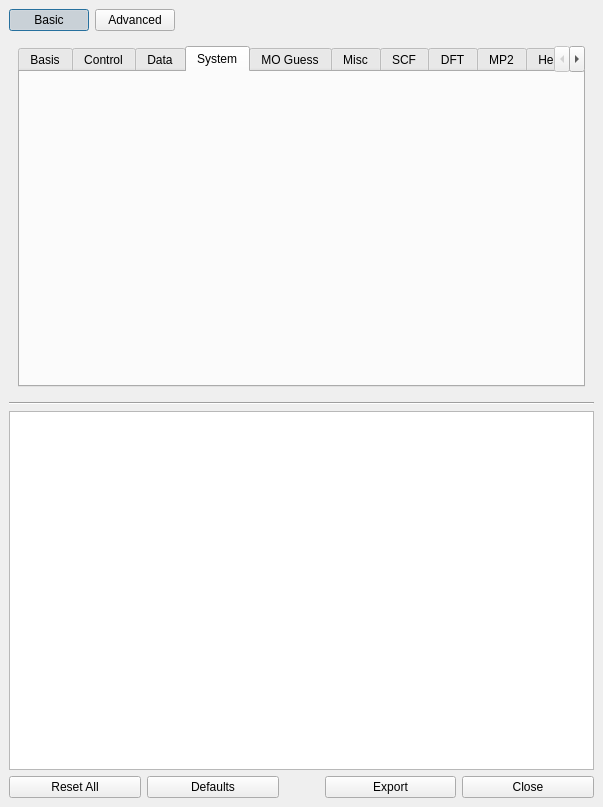
Before: the Qt Designer form avogadro/src/plugins/gamessinputbuilder.ui in cryos/avogadro, drawn with Qt 5.
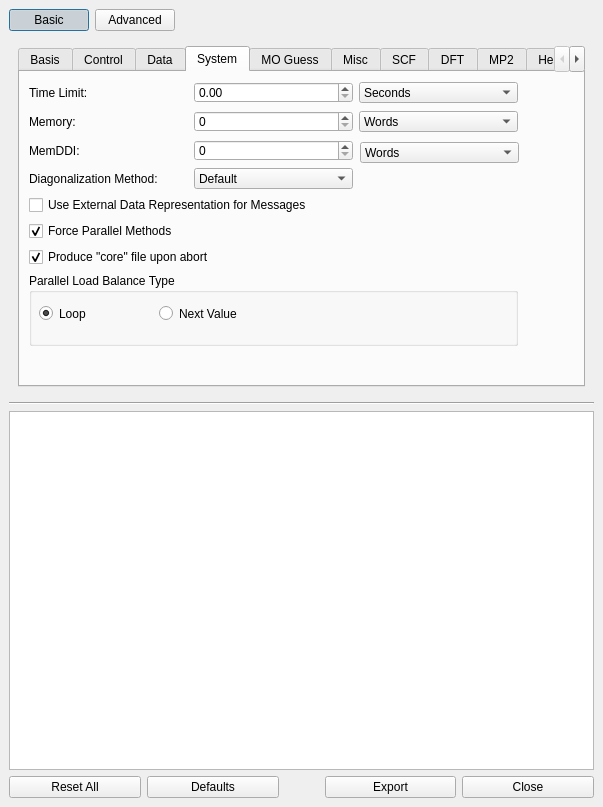
After: the same form once the commit is applied. The open tabs and pages were chosen to show the change.

Commit message: Muhu, a big step, another 500 lines of diff :-) I added default values, added some new widgets, improved layout...

Diff of the .ui file:
```diff
--- a/avogadro/src/plugins/gamessinputbuilder.ui
+++ b/avogadro/src/plugins/gamessinputbuilder.ui
@@ -834,6 +834,310 @@
           <attribute name="title" >
            <string>System</string>
           </attribute>
+          <widget class="QGroupBox" name="groupBox_6" >
+           <property name="geometry" >
+            <rect>
+             <x>9</x>
+             <y>201</y>
+             <width>489</width>
+             <height>73</height>
+            </rect>
+           </property>
+           <property name="title" >
+            <string>Parallel Load Balance Type</string>
+           </property>
+           <widget class="QRadioButton" name="radioButton_13" >
+            <property name="geometry" >
+             <rect>
+              <x>130</x>
+              <y>30</y>
+              <width>82</width>
+              <height>21</height>
+             </rect>
+            </property>
+            <property name="text" >
+             <string>Next Value</string>
+            </property>
+           </widget>
+           <widget class="QRadioButton" name="radioButton_12" >
+            <property name="geometry" >
+             <rect>
+              <x>10</x>
+              <y>30</y>
+              <width>82</width>
+              <height>21</height>
+             </rect>
+            </property>
+            <property name="text" >
+             <string>Loop</string>
+            </property>
+            <property name="checked" >
+             <bool>true</bool>
+            </property>
+           </widget>
+          </widget>
+          <widget class="QCheckBox" name="checkBox_22" >
+           <property name="geometry" >
+            <rect>
+             <x>9</x>
+             <y>175</y>
+             <width>324</width>
+             <height>20</height>
+            </rect>
+           </property>
+           <property name="text" >
+            <string>Produce "core" file upon abort</string>
+           </property>
+           <property name="checked" >
+            <bool>true</bool>
+           </property>
+          </widget>
+          <widget class="QCheckBox" name="checkBox_23" >
+           <property name="geometry" >
+            <rect>
+             <x>9</x>
+             <y>149</y>
+             <width>324</width>
+             <height>20</height>
+            </rect>
+           </property>
+           <property name="text" >
+            <string>Force Parallel Methods</string>
+           </property>
+           <property name="checked" >
+            <bool>true</bool>
+           </property>
+          </widget>
+          <widget class="QComboBox" name="comboBox_21" >
+           <property name="geometry" >
+            <rect>
+             <x>339</x>
+             <y>10</y>
+             <width>159</width>
+             <height>21</height>
+            </rect>
+           </property>
+           <item>
+            <property name="text" >
+             <string>Seconds</string>
+            </property>
+           </item>
+           <item>
+            <property name="text" >
+             <string>Minutes</string>
+            </property>
+           </item>
+           <item>
+            <property name="text" >
+             <string>Hours</string>
+            </property>
+           </item>
+           <item>
+            <property name="text" >
+             <string>Days</string>
+            </property>
+           </item>
+           <item>
+            <property name="text" >
+             <string>Weeks</string>
+            </property>
+           </item>
+           <item>
+            <property name="text" >
+             <string>Years</string>
+            </property>
+           </item>
+           <item>
+            <property name="text" >
+             <string>Millenia</string>
+            </property>
+           </item>
+          </widget>
+          <widget class="QLabel" name="label_37" >
+           <property name="geometry" >
+            <rect>
+             <x>9</x>
+             <y>38</y>
+             <width>159</width>
+             <height>23</height>
+            </rect>
+           </property>
+           <property name="text" >
+            <string>Memory:</string>
+           </property>
+          </widget>
+          <widget class="QLabel" name="label_36" >
+           <property name="geometry" >
+            <rect>
+             <x>9</x>
+             <y>9</y>
+             <width>159</width>
+             <height>23</height>
+            </rect>
+           </property>
+           <property name="text" >
+            <string>Time Limit:</string>
+           </property>
+          </widget>
+          <widget class="QSpinBox" name="spinBox_6" >
+           <property name="geometry" >
+            <rect>
+             <x>174</x>
+             <y>39</y>
+             <width>159</width>
+             <height>21</height>
+            </rect>
+           </property>
+          </widget>
+          <widget class="QDoubleSpinBox" name="doubleSpinBox_4" >
+           <property name="geometry" >
+            <rect>
+             <x>174</x>
+             <y>10</y>
+             <width>159</width>
+             <height>21</height>
+            </rect>
+           </property>
+          </widget>
+          <widget class="QCheckBox" name="checkBox_24" >
+           <property name="geometry" >
+            <rect>
+             <x>9</x>
+             <y>123</y>
+             <width>489</width>
+             <height>20</height>
+            </rect>
+           </property>
+           <property name="text" >
+            <string>Use External Data Representation for Messages</string>
+           </property>
+          </widget>
+          <widget class="QLabel" name="label_38" >
+           <property name="geometry" >
+            <rect>
+             <x>9</x>
+             <y>67</y>
+             <width>159</width>
+             <height>23</height>
+            </rect>
+           </property>
+           <property name="text" >
+            <string>MemDDI:</string>
+           </property>
+          </widget>
+          <widget class="QLabel" name="label_39" >
+           <property name="geometry" >
+            <rect>
+             <x>9</x>
+             <y>96</y>
+             <width>159</width>
+             <height>21</height>
+            </rect>
+           </property>
+           <property name="text" >
+            <string>Diagonalization Method:</string>
+           </property>
+          </widget>
+          <widget class="QSpinBox" name="spinBox_7" >
+           <property name="geometry" >
+            <rect>
+             <x>174</x>
+             <y>68</y>
+             <width>159</width>
+             <height>21</height>
+            </rect>
+           </property>
+          </widget>
+          <widget class="QComboBox" name="comboBox_22" >
+           <property name="geometry" >
+            <rect>
+             <x>174</x>
+             <y>96</y>
+             <width>159</width>
+             <height>21</height>
+            </rect>
+           </property>
+           <item>
+            <property name="text" >
+             <string>Default</string>
+            </property>
+           </item>
+           <item>
+            <property name="text" >
+             <string>EVVRSP</string>
+            </property>
+           </item>
+           <item>
+            <property name="text" >
+             <string>GIVEIS</string>
+            </property>
+           </item>
+           <item>
+            <property name="text" >
+             <string>JACOBI</string>
+            </property>
+           </item>
+          </widget>
+          <widget class="QComboBox" name="comboBox_23" >
+           <property name="geometry" >
+            <rect>
+             <x>339</x>
+             <y>39</y>
+             <width>159</width>
+             <height>21</height>
+            </rect>
+           </property>
+           <item>
+            <property name="text" >
+             <string>Words</string>
+            </property>
+           </item>
+           <item>
+            <property name="text" >
+             <string>Bytes</string>
+            </property>
+           </item>
+           <item>
+            <property name="text" >
+             <string>MegaWords</string>
+            </property>
+           </item>
+           <item>
+            <property name="text" >
+             <string>MegaBytes</string>
+            </property>
+           </item>
+          </widget>
+          <widget class="QComboBox" name="comboBox_24" >
+           <property name="geometry" >
+            <rect>
+             <x>340</x>
+             <y>70</y>
+             <width>159</width>
+             <height>21</height>
+            </rect>
+           </property>
+           <item>
+            <property name="text" >
+             <string>Words</string>
+            </property>
+           </item>
+           <item>
+            <property name="text" >
+             <string>Bytes</string>
+            </property>
+           </item>
+           <item>
+            <property name="text" >
+             <string>MegaWords</string>
+            </property>
+           </item>
+           <item>
+            <property name="text" >
+             <string>MegaBytes</string>
+            </property>
+           </item>
+          </widget>
          </widget>
          <widget class="QWidget" name="tab_7" >
           <attribute name="title" >
```
Left out of the diff: 236 changed lines with no effect on the pictures.
